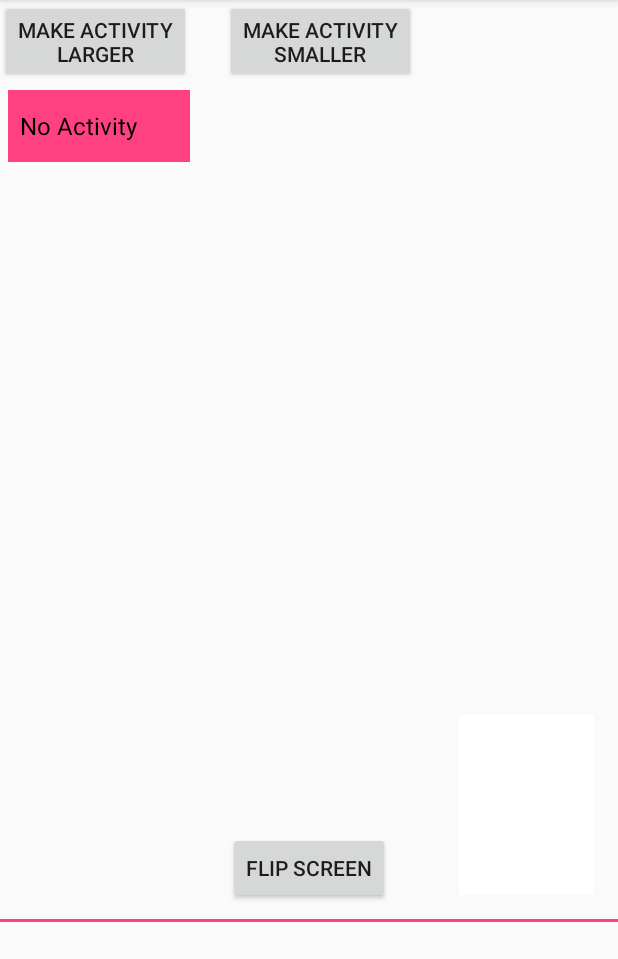
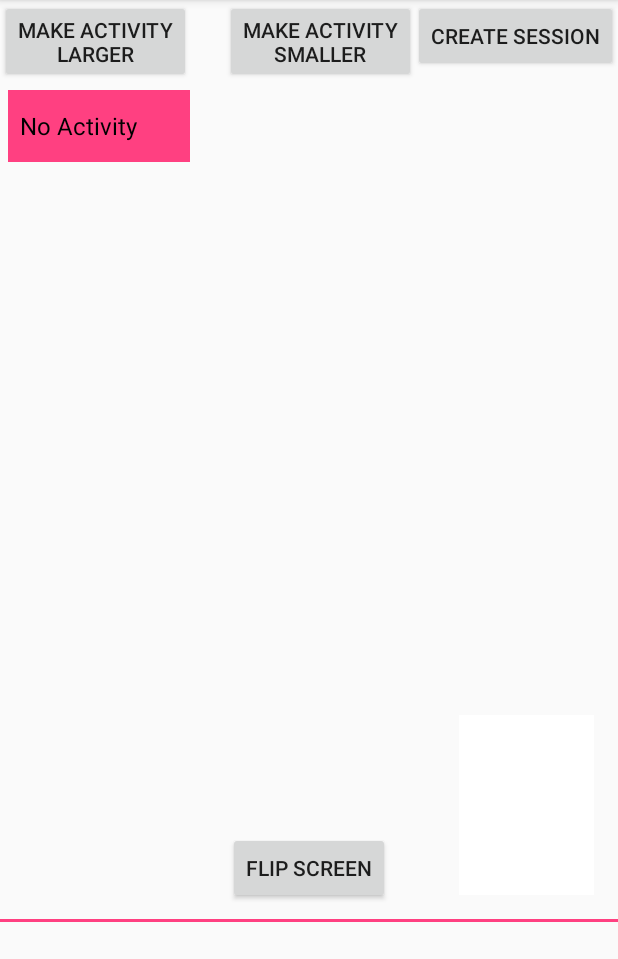
Before and after one commit to darthtoad/RemoteClassroomOpenTok, an Android app: the screen it shows after launch (MainActivity), on a phone screen of 412 x 824 dp, the part 84-1043 px from its top. Run offline under Robolectric (Android 15) with nearby library versions, the light colour scheme and no system bars; our stand-ins replace Volley; libraries missing offline, so code that uses them is left out: com.opentok.android, pub.devrel.easypermissions; 1 statement that could not run was skipped.

Commit message:
create session option

```diff
--- a/app/build.gradle
+++ b/app/build.gradle
@@ -21,6 +21,7 @@ android {
         it.buildConfigField 'String', 'API_KEY', ApiKey
         it.buildConfigField 'String', 'SESSION_ID', SessionId
         it.buildConfigField 'String', 'TOKEN', Token
+        it.buildConfigField 'String', 'API_SECRET', ApiSecret
     }
 }
 
@@ -32,6 +33,7 @@ dependencies {
     testImplementation 'junit:junit:4.12'
     androidTestImplementation 'com.android.support.test:runner:1.0.1'
     androidTestImplementation 'com.android.support.test.espresso:espresso-core:3.0.1'
+    compile group: 'com.tokbox', name: 'opentok-server-sdk', version: '2.3.2'
     compile 'com.opentok.android:opentok-android-sdk:2.13.0'
     compile 'pub.devrel:easypermissions:0.4.0'
     compile 'com.android.volley:volley:1.1.0'
--- a/app/src/main/java/com/epicodus/samuelgespass/remoteclassroomopentok/Constants.java
+++ b/app/src/main/java/com/epicodus/samuelgespass/remoteclassroomopentok/Constants.java
@@ -6,6 +6,7 @@ package com.epicodus.samuelgespass.remoteclassroomopentok;
 
 public class Constants {
     public static final String API_KEY = BuildConfig.API_KEY;
+    public static final String API_SECRET = BuildConfig.API_SECRET;
     public static final String SESSION_ID = BuildConfig.SESSION_ID;
     public static final String TOKEN = BuildConfig.TOKEN;
 }
--- a/app/src/main/java/com/epicodus/samuelgespass/remoteclassroomopentok/ui/MainActivity.java
+++ b/app/src/main/java/com/epicodus/samuelgespass/remoteclassroomopentok/ui/MainActivity.java
@@ -1,7 +1,6 @@
 package com.epicodus.samuelgespass.remoteclassroomopentok.ui;
 
 import android.content.SharedPreferences;
-import android.support.v4.app.FragmentActivity;
 import android.support.v7.app.AppCompatActivity;
 import android.os.Bundle;
 import android.util.Log;
@@ -42,11 +41,12 @@ import pub.devrel.easypermissions.EasyPermissions;
 public class MainActivity extends AppCompatActivity implements Session.SessionListener, PublisherKit.PublisherListener, View.OnClickListener, AdapterView.OnItemSelectedListener, Session.SignalListener, OnSessionCreated {
 
     private static String API_KEY = Constants.API_KEY;
-    private static String SESSION_ID = Constants.SESSION_ID;
-    private static String TOKEN = Constants.TOKEN;
+    private static String API_SECRET = Constants.API_SECRET;
     private static final String LOG_TAG = MainActivity.class.getSimpleName();
     private static final int RC_SETTINGS_SCREEN_PERM = 123;
     private static final int RC_VIDEO_APP_PERM = 124;
+    String sessionId;
+    String token;
     private Session mSession;
     private FrameLayout mPublisherViewContainer;
     private FrameLayout mSubscriberViewContainer;
@@ -57,6 +57,7 @@ public class MainActivity extends AppCompatActivity implements Session.SessionLi
     private Button mFlipScreen;
     private Button mButtonLargeFragment;
     private Button mButtonSmallFragment;
+    private Button mCreateSession;
     private Spinner mSelectActivitySpinner;
     private SharedPreferences sharedPreferences;
     private SharedPreferences.Editor editor;
@@ -71,16 +72,16 @@ public class MainActivity extends AppCompatActivity implements Session.SessionLi
             public void onResponse(JSONObject response) {
                 try {
                     API_KEY = response.getString("apiKey");
-                    SESSION_ID = response.getString("sessionId");
-                    TOKEN = response.getString("token");
+                    sessionId = response.getString("sessionId");
+                    token = response.getString("token");
 
                     Log.i(LOG_TAG, "API_KEY: " + API_KEY);
-                    Log.i(LOG_TAG, "SESSION_ID: " + SESSION_ID);
-                    Log.i(LOG_TAG, "TOKEN: " + TOKEN);
+                    Log.i(LOG_TAG, "SESSION_ID: " + sessionId);
+                    Log.i(LOG_TAG, "TOKEN: " + token);
 
-                    mSession = new Session.Builder(MainActivity.this, API_KEY, SESSION_ID).build();
+                    mSession = new Session.Builder(MainActivity.this, API_KEY, sessionId).build();
                     mSession.setSessionListener(MainActivity.this);
-                    mSession.connect(TOKEN);
+                    mSession.connect(token);
 
                 } catch (JSONException error) {
                     Log.e(LOG_TAG, "Web Service error: " + error.getMessage());
@@ -127,6 +128,7 @@ public class MainActivity extends AppCompatActivity implements Session.SessionLi
         if (EasyPermissions.hasPermissions(this, perms)) {
             mPublisherViewContainer = (FrameLayout)findViewById(R.id.publisher_container);
             mSubscriberViewContainer = (FrameLayout)findViewById(R.id.subscriber_container);
+            mCreateSession = (Button) findViewById(R.id.create_session);
             mFlipScreen = (Button) findViewById(R.id.button_toggle_screen);
             mButtonLargeFragment = (Button) findViewById(R.id.button_large_fragment);
             mButtonSmallFragment = (Button) findViewById(R.id.button_small_fragment);
@@ -136,16 +138,16 @@ public class MainActivity extends AppCompatActivity implements Session.SessionLi
             mFlipScreen.setOnClickListener(this);
             mButtonSmallFragment.setOnClickListener(this);
             mButtonLargeFragment.setOnClickListener(this);
+            mCreateSession.setOnClickListener(this);
 
-            mSession = new Session.Builder(this, API_KEY, SESSION_ID).build();
-            mSession.setSessionListener(this);
-            mSession.connect(TOKEN);
-            mSession.setSignalListener(this);
 
+            Log.i(LOG_TAG, "requestPermissions success");
 
 
         } else {
             EasyPermissions.requestPermissions(this, "This app needs access to your camera and mic to make video calls", RC_VIDEO_APP_PERM, perms);
+            Log.e(LOG_TAG, "requestPermissions failed");
+
         }
     }
 
@@ -207,6 +209,15 @@ public class MainActivity extends AppCompatActivity implements Session.SessionLi
 
     @Override
     public void onClick(View view) {
+        if (view == mCreateSession) {
+            fetchSessionConnectionData();
+            Log.i(LOG_TAG, "Session ID: " + sessionId);
+            mSession = new Session.Builder(this, API_KEY, sessionId).build();
+            mSession.setSessionListener(this);
+            mSession.connect(token);
+            mSession.setSignalListener(this);
+        }
+
         if (view == mFlipScreen) {
             mPublisher.swapCamera();
             Log.e("thing", "onClick: ");
@@ -264,4 +275,3 @@ public class MainActivity extends AppCompatActivity implements Session.SessionLi
     }
 
 }
-// 101e71c5ab49051565679d649968d0fd2f08c155
--- a/app/src/main/res/layout/activity_main.xml
+++ b/app/src/main/res/layout/activity_main.xml
@@ -12,6 +12,14 @@
         android:layout_height="0dp"
         android:layout_weight="8"
         android:id="@+id/videoFrame">
+
+        <Button
+            android:id="@+id/create_session"
+            android:layout_width="wrap_content"
+            android:layout_height="wrap_content"
+            android:text="Create Session"
+            android:layout_gravity="top|right"
+            />
 
         <Button
             android:id="@+id/button_toggle_screen"
```
Also changed, not shown: app/src/main/java/com/epicodus/samuelgespass/remoteclassroomopentok/services/OpenTokService.java (deleted, +0 -8 lines).
